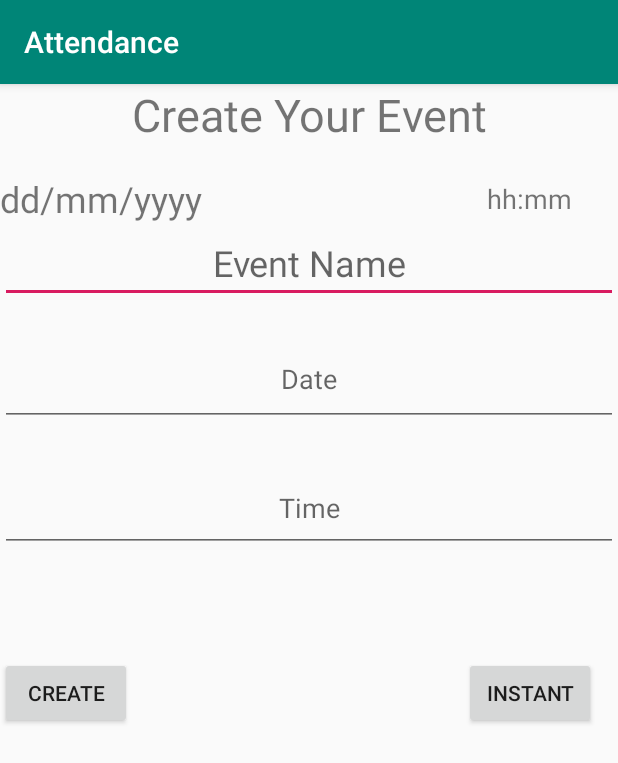
After one commit to Goldenboycoder/Attendance, an Android app: the QR_Code_host screen opened directly, with no data from a screen before it, on a phone screen of 412 x 824 dp. The commit adds this screen. Shown: the top 763 px of the screen. Run offline under Robolectric (Android 15) with nearby library versions, the phone set to English and light mode, and no system bars.

Commit message:
patrick Balian Added an Activity for the Host Screen , where can input the details of the event then click create which will later plug in a fragment where the QR code will be shown . Or he can choose to only enter the name of the event/nothing and an instant event should be created. Only  the UI was done .

```diff
--- a/app/src/main/AndroidManifest.xml
+++ b/app/src/main/AndroidManifest.xml
@@ -9,6 +9,7 @@
         android:roundIcon="@mipmap/ic_launcher_round"
         android:supportsRtl="true"
         android:theme="@style/AppTheme">
+        <activity android:name=".QR_Code_host"></activity>
         <activity android:name=".MainActivity">
             <intent-filter>
                 <action android:name="android.intent.action.MAIN" />
--- /dev/null
+++ b/app/src/main/java/com/example/attendance/QR_Code_host.java
@@ -0,0 +1,13 @@
+package com.example.attendance;
+
+import android.support.v7.app.AppCompatActivity;
+import android.os.Bundle;
+
+public class QR_Code_host extends AppCompatActivity {
+
+    @Override
+    protected void onCreate(Bundle savedInstanceState) {
+        super.onCreate(savedInstanceState);
+        setContentView(R.layout.activity_qr__code_host);
+    }
+}
--- a/app/src/main/res/layout/activity_main.xml
+++ b/app/src/main/res/layout/activity_main.xml
@@ -4,15 +4,4 @@
     xmlns:tools="http://schemas.android.com/tools"
     android:layout_width="match_parent"
     android:layout_height="match_parent"
-    tools:context=".MainActivity">
-
-    <TextView
-        android:layout_width="wrap_content"
-        android:layout_height="wrap_content"
-        android:text="Hello World!"
-        app:layout_constraintBottom_toBottomOf="parent"
-        app:layout_constraintLeft_toLeftOf="parent"
-        app:layout_constraintRight_toRightOf="parent"
-        app:layout_constraintTop_toTopOf="parent" />
-
-</android.support.constraint.ConstraintLayout>
+    tools:context=".MainActivity"/>
--- /dev/null
+++ b/app/src/main/res/layout/activity_qr__code_host.xml
@@ -0,0 +1,106 @@
+<?xml version="1.0" encoding="utf-8"?>
+<LinearLayout xmlns:android="http://schemas.android.com/apk/res/android"
+    xmlns:app="http://schemas.android.com/apk/res-auto"
+    xmlns:tools="http://schemas.android.com/tools"
+    android:layout_width="match_parent"
+    android:layout_height="match_parent"
+    android:orientation="vertical"
+    tools:context=".QR_Code_host">
+
+    <TextView
+        android:id="@+id/txtTitle"
+        android:layout_width="match_parent"
+        android:layout_height="60dp"
+        android:text="@string/Host_Title"
+        android:textAlignment="center"
+        android:textSize="30sp" />
+<LinearLayout
+    android:layout_width="wrap_content"
+    android:layout_height="wrap_content">
+
+    <TextView
+        android:id="@+id/infoDate"
+        android:layout_width="wrap_content"
+        android:layout_height="wrap_content"
+        android:text="dd/mm/yyyy"
+        android:textAlignment="textEnd"
+        android:textSize="24sp" />
+
+    <Space
+        android:layout_width="184dp"
+        android:layout_height="match_parent"
+        android:layout_weight="1" />
+
+    <TextView
+        android:id="@+id/infoTime"
+        android:layout_width="68dp"
+        android:layout_height="match_parent"
+        android:layout_weight="1"
+        android:gravity="center"
+        android:text="hh:mm"
+        android:textSize="18sp" />
+
+</LinearLayout>
+
+    <EditText
+        android:id="@+id/inEventName"
+        android:layout_width="match_parent"
+        android:layout_height="wrap_content"
+        android:gravity="center"
+        android:hint="Event Name"
+        android:textAlignment="center"
+        android:textSize="24sp" />
+
+    <Space
+        android:layout_width="match_parent"
+        android:layout_height="20dp" />
+
+    <EditText
+        android:id="@+id/inDate"
+        android:layout_width="match_parent"
+        android:layout_height="62dp"
+        android:ems="10"
+        android:gravity="center"
+        android:hint="Date"
+        android:inputType="date" />
+
+    <Space
+        android:layout_width="match_parent"
+        android:layout_height="26dp" />
+
+    <EditText
+        android:id="@+id/inTime"
+        android:layout_width="match_parent"
+        android:layout_height="58dp"
+        android:ems="10"
+        android:gravity="center"
+        android:hint="Time"
+        android:inputType="time" />
+
+    <Space
+        android:layout_width="match_parent"
+        android:layout_height="70dp" />
+    <LinearLayout
+        android:layout_width="wrap_content"
+        android:layout_height="wrap_content">
+        <Button
+            android:id="@+id/btnCreateS"
+            android:layout_width="wrap_content"
+            android:layout_height="wrap_content"
+            android:text="Create"
+            android:textAlignment="center" />
+
+        <Space
+            android:layout_width="221dp"
+            android:layout_height="match_parent" />
+
+        <Button
+            android:id="@+id/btnCreateI"
+            android:layout_width="wrap_content"
+            android:layout_height="wrap_content"
+            android:layout_weight="1"
+            android:text="Instant" />
+
+    </LinearLayout>
+
+</LinearLayout>
--- a/app/src/main/res/values/strings.xml
+++ b/app/src/main/res/values/strings.xml
@@ -1,3 +1,4 @@
 <resources>
     <string name="app_name">Attendance</string>
+    <string name="Host_Title">Create Your Event</string>
 </resources>
```
